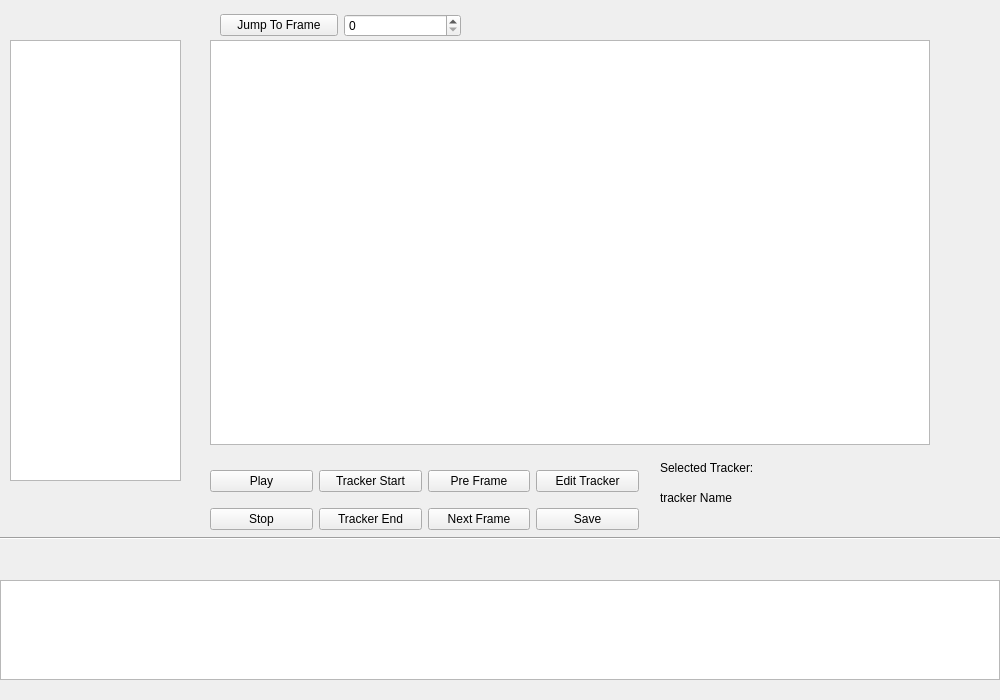
Qt form mainwindow.ui (wjkcow/VideoDT) before a commit.
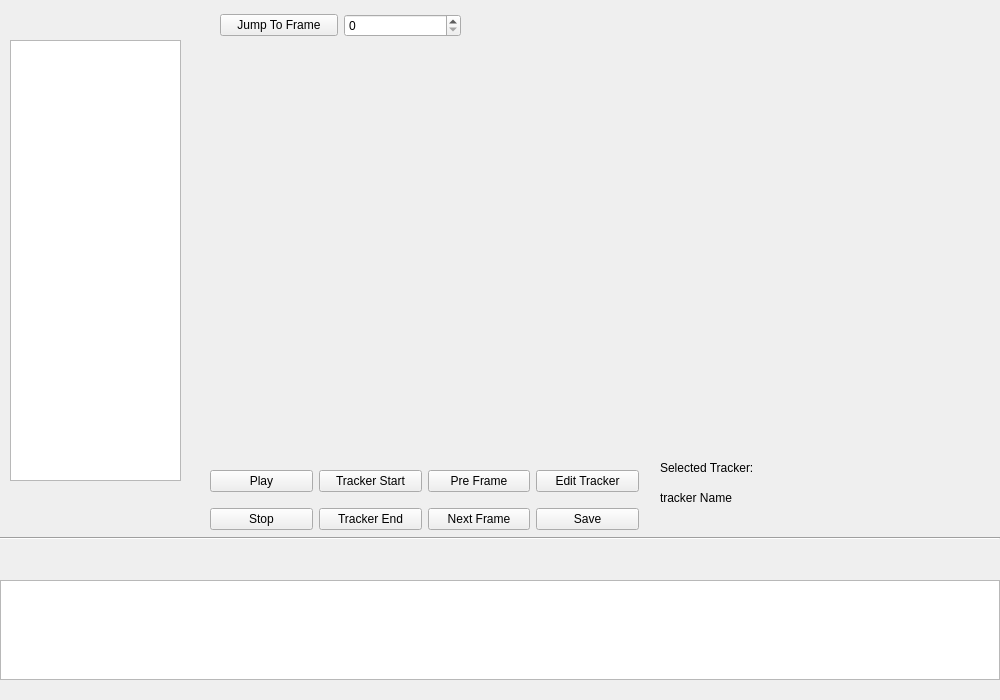
The same form after that commit. The open tabs and pages were chosen to show the change.

```diff
--- a/mainwindow.ui
+++ b/mainwindow.ui
@@ -61,16 +61,6 @@
      <number>0</number>
     </property>
     <widget class="QWidget" name="fileload">
-     <widget class="QGraphicsView" name="graphicsView_3">
-      <property name="geometry">
-       <rect>
-        <x>210</x>
-        <y>40</y>
-        <width>720</width>
-        <height>405</height>
-       </rect>
-      </property>
-     </widget>
      <widget class="QWidget" name="rtDown" native="true">
       <property name="geometry">
        <rect>
@@ -227,6 +217,16 @@
        </property>
       </widget>
      </widget>
+     <widget class="QWidget" name="resultVideoUI" native="true">
+      <property name="geometry">
+       <rect>
+        <x>210</x>
+        <y>40</y>
+        <width>720</width>
+        <height>405</height>
+       </rect>
+      </property>
+     </widget>
     </widget>
     <widget class="QWidget" name="task">
      <widget class="Line" name="line_2">
```
Left out of the diff: 24 changed lines with no effect on the pictures.
